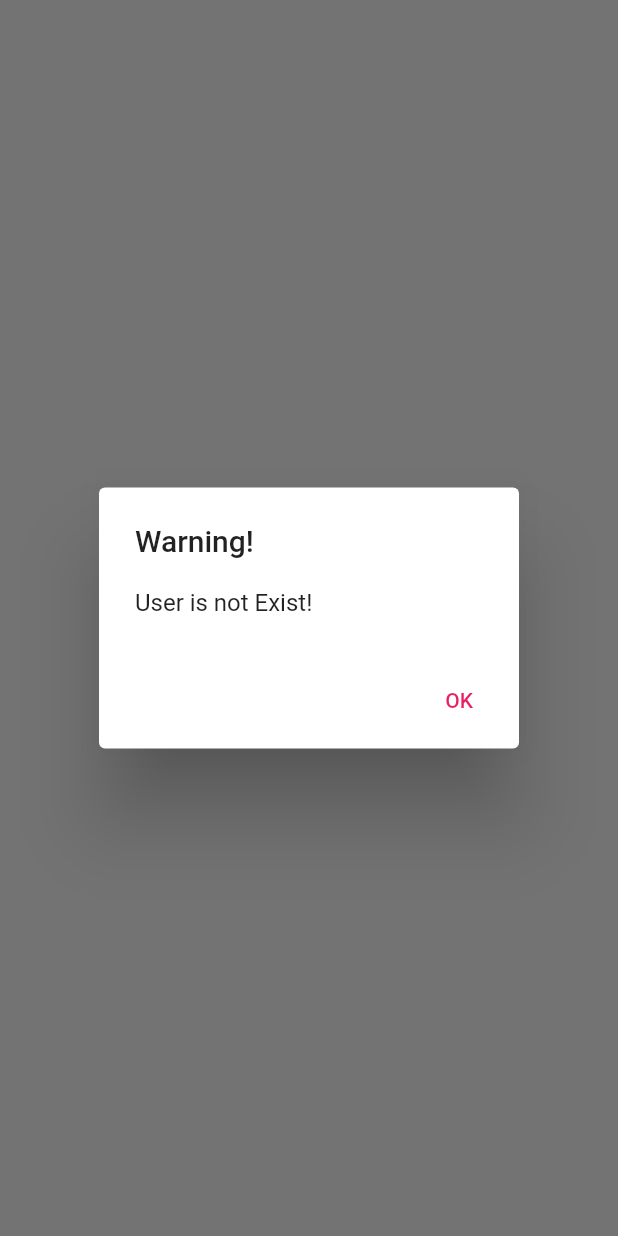
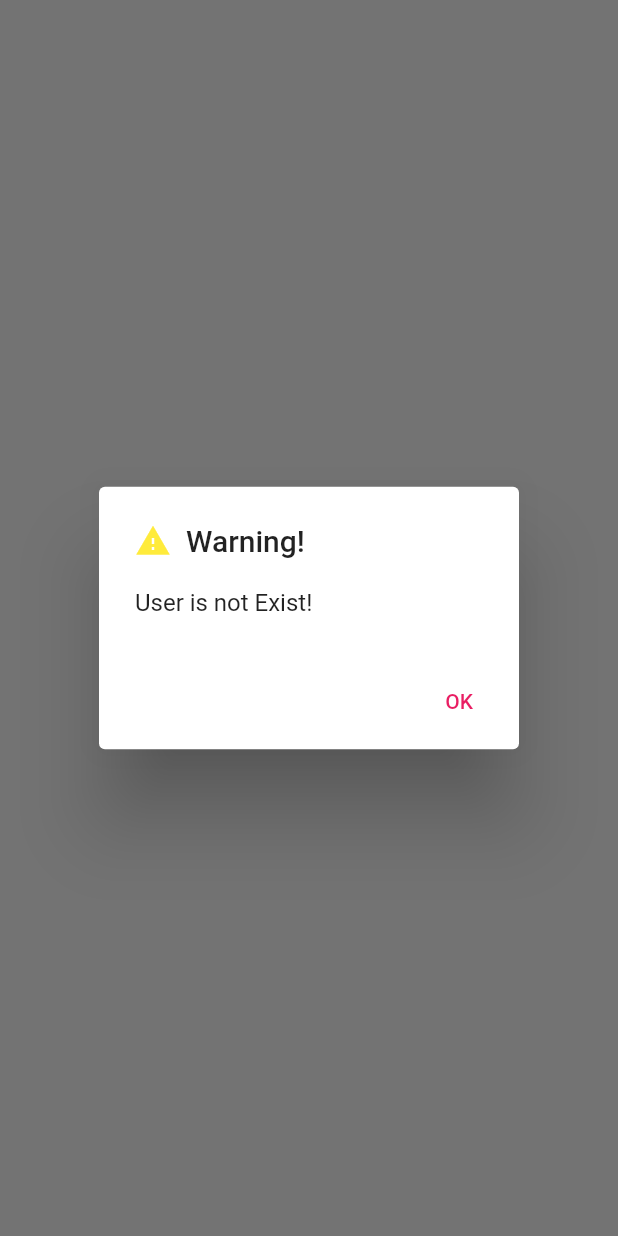
Before and after one commit to AY2020-2021-CpE-OJT/FlutterApp_Song, a Flutter app: what showAlertDialog() shows on an empty page, opened directly, on a phone screen of 412 x 824 dp. Run offline on Flutter 3.47's test engine with Material 2 defaults, Android fonts, the light colour scheme and no system bars; network calls fail.

Commit message:
add Alert dialog when login is fail

```diff
--- a/lib/Page/Login Page.dart
+++ b/lib/Page/Login Page.dart
@@ -115,8 +115,10 @@ void loginAPI(String name, String password, BuildContext context) async {
   });
   var item = jsonDecode(response.body);
   if (item['user']['message'] != "User doesn't Exist!"){
+    Navigator.push(
+        context, MaterialPageRoute(builder: (context) => MainPage(token : item['token'])));
+  } else {
     showAlertDialog(context);
-  } else {
   }
 
 }
@@ -125,12 +127,20 @@ showAlertDialog (BuildContext context){
   // set up the button
   Widget okButton = TextButton(
     child: Text("OK"),
-    onPressed: () { },
+    onPressed: () { Navigator.pop(context); },
   );
 
   // set up the AlertDialog
   AlertDialog alert = AlertDialog(
-    title: Text("Warning!"),
+    title: Container(
+      child: Row(
+        children: [
+          Icon(Icons.warning,color: Colors.yellow,),
+          SizedBox(width: 10,),
+          Text("Warning!")
+        ],
+      ),
+    ),
 
     content: Text("User is not Exist!"),
     actions: [
```
